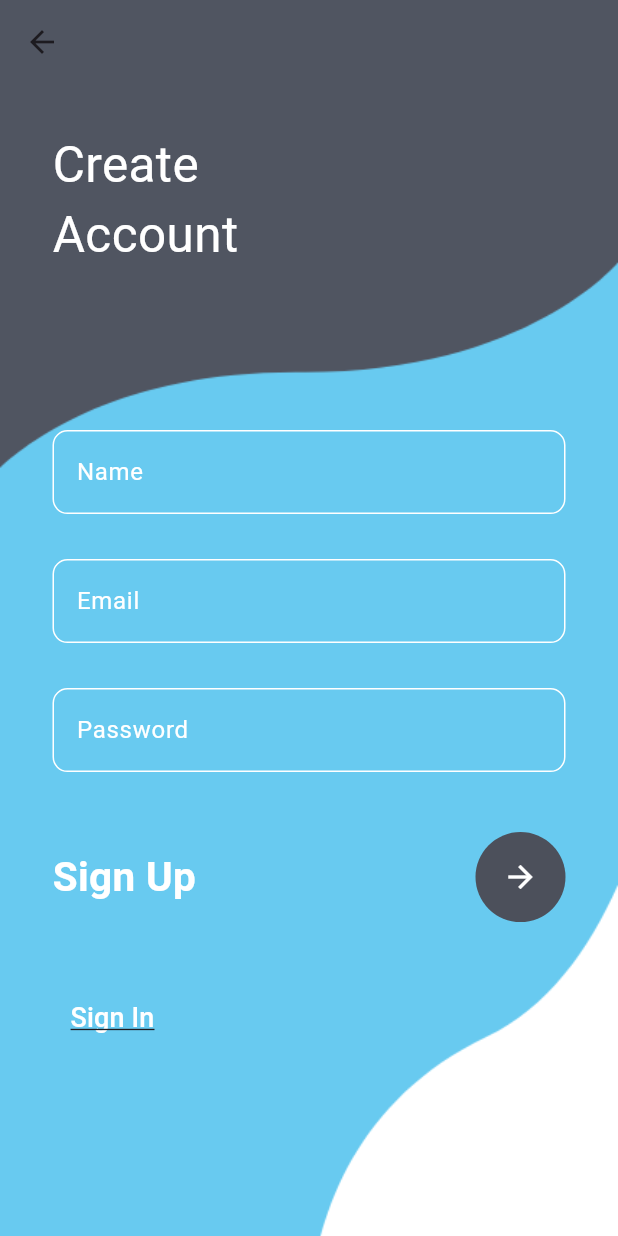
After one commit to AshuMokale/news_app, a Flutter app: the MyRegister screen opened by its route, on a phone screen of 412 x 824 dp. The commit adds this screen. Run offline on Flutter 3.47's test engine with Material 3 defaults, Android fonts, the phone set to English and light mode, and no system bars.

Commit message:
Added sign up button

```diff
--- /dev/null
+++ b/lib/Register.dart
@@ -0,0 +1,176 @@
+// ignore_for_file: file_names
+
+import 'package:flutter/material.dart';
+
+class MyRegister extends StatefulWidget {
+  const MyRegister({Key? key}) : super(key: key);
+
+  @override
+  // ignore: library_private_types_in_public_api
+  _MyRegisterState createState() => _MyRegisterState();
+}
+
+class _MyRegisterState extends State<MyRegister> {
+  @override
+  Widget build(BuildContext context) {
+    return Container(
+      decoration: const BoxDecoration(
+        image: DecorationImage(
+            image: AssetImage('assets/register.png'), fit: BoxFit.cover),
+      ),
+      child: Scaffold(
+        backgroundColor: Colors.transparent,
+        appBar: AppBar(
+          backgroundColor: Colors.transparent,
+          elevation: 0,
+        ),
+        body: Stack(
+          children: [
+            Container(
+              padding: const EdgeInsets.only(left: 35, top: 30),
+              child: const Text(
+                'Create\nAccount',
+                style: TextStyle(color: Colors.white, fontSize: 33),
+              ),
+            ),
+            SingleChildScrollView(
+              child: Container(
+                padding: EdgeInsets.only(
+                    top: MediaQuery.of(context).size.height * 0.28),
+                child: Column(
+                  crossAxisAlignment: CrossAxisAlignment.start,
+                  children: [
+                    Container(
+                      margin: const EdgeInsets.only(left: 35, right: 35),
+                      child: Column(
+                        children: [
+                          TextField(
+                            style: const TextStyle(color: Colors.white),
+                            decoration: InputDecoration(
+                                enabledBorder: OutlineInputBorder(
+                                  borderRadius: BorderRadius.circular(10),
+                                  borderSide: const BorderSide(
+                                    color: Colors.white,
+                                  ),
+                                ),
+                                focusedBorder: OutlineInputBorder(
+                                  borderRadius: BorderRadius.circular(10),
+                                  borderSide: const BorderSide(
+                                    color: Colors.black,
+                                  ),
+                                ),
+                                hintText: "Name",
+                                hintStyle: const TextStyle(color: Colors.white),
+                                border: OutlineInputBorder(
+                                  borderRadius: BorderRadius.circular(10),
+                                )),
+                          ),
+                          const SizedBox(
+                            height: 30,
+                          ),
+                          TextField(
+                            style: const TextStyle(color: Colors.white),
+                            decoration: InputDecoration(
+                                enabledBorder: OutlineInputBorder(
+                                  borderRadius: BorderRadius.circular(10),
+                                  borderSide: const BorderSide(
+                                    color: Colors.white,
+                                  ),
+                                ),
+                                focusedBorder: OutlineInputBorder(
+                                  borderRadius: BorderRadius.circular(10),
+                                  borderSide: const BorderSide(
+                                    color: Colors.black,
+                                  ),
+                                ),
+                                hintText: "Email",
+                                hintStyle: const TextStyle(color: Colors.white),
+                                border: OutlineInputBorder(
+                                  borderRadius: BorderRadius.circular(10),
+                                )),
+                          ),
+                          const SizedBox(
+                            height: 30,
+                          ),
+                          TextField(
+                            style: const TextStyle(color: Colors.white),
+                            obscureText: true,
+                            decoration: InputDecoration(
+                                enabledBorder: OutlineInputBorder(
+                                  borderRadius: BorderRadius.circular(10),
+                                  borderSide: const BorderSide(
+                                    color: Colors.white,
+                                  ),
+                                ),
+                                focusedBorder: OutlineInputBorder(
+                                  borderRadius: BorderRadius.circular(10),
+                                  borderSide:const BorderSide(
+                                    color: Colors.black,
+                                  ),
+                                ),
+                                hintText: "Password",
+                                hintStyle: const  TextStyle(color: Colors.white),
+                                border: OutlineInputBorder(
+                                  borderRadius: BorderRadius.circular(10),
+                                )),
+                          ),
+                          const SizedBox(
+                            height: 40,
+                          ),
+                          Row(
+                            mainAxisAlignment: MainAxisAlignment.spaceBetween,
+                            children: [
+                              const Text(
+                                'Sign Up',
+                                style: TextStyle(
+                                    color: Colors.white,
+                                    fontSize: 27,
+                                    fontWeight: FontWeight.w700),
+                              ),
+                              CircleAvatar(
+                                radius: 30,
+                                backgroundColor: const Color(0xff4c505b),
+                                child: IconButton(
+                                    color: Colors.white,
+                                    onPressed: () {},
+                                    icon: const Icon(
+                                      Icons.arrow_forward,
+                                    )),
+                              )
+                            ],
+                          ),
+                          const SizedBox(
+                            height: 40,
+                          ),
+                          Row(
+                            mainAxisAlignment: MainAxisAlignment.spaceBetween,
+                            children: [
+                              TextButton(
+                                onPressed: () {
+                                  Navigator.pushNamed(context, 'login');
+                                },
+                                child: const Text(
+                                  'Sign In',
+                                  textAlign: TextAlign.left,
+                                  style: TextStyle(
+                                      decoration: TextDecoration.underline,
+                                      color: Colors.white,
+                                      fontSize: 18),
+                                ),
+                                style: const ButtonStyle(),
+                              ),
+                            ],
+                          )
+                        ],
+                      ),
+                    )
+                  ],
+                ),
+              ),
+            ),
+          ],
+        ),
+      ),
+    );
+  }
+}
--- a/lib/login.dart
+++ b/lib/login.dart
@@ -54,10 +54,22 @@ class _MyLoginState extends State<MyLogin> {
                           border: OutlineInputBorder(
                               borderRadius: BorderRadius.circular(10))),
                     ),
-                    SizedBox(height: 10),
-                    ElevatedButton(onPressed: () {},
+                    const SizedBox(height: 10),
+                    ElevatedButton(
+                        style: ElevatedButton.styleFrom(
+                        minimumSize: Size(250,50),
+                        ),
+                        onPressed: () {},
 
-                        child: const Text("Login"))
+                        child: const Text("Login")),
+                    const SizedBox(height: 10),
+                    ElevatedButton(
+                        style: ElevatedButton.styleFrom(
+                          minimumSize: Size(250,50),
+                        ),
+                        onPressed: () {},
+
+                        child: const Text("Sign up"))
                   ],
                 ),
               ),
--- a/lib/main.dart
+++ b/lib/main.dart
@@ -1,6 +1,7 @@
 
 
 import 'package:flutter/material.dart';
+import 'package:news_app/Register.dart';
 import 'package:news_app/login.dart';
 
 
@@ -8,7 +9,10 @@ void main(){
   runApp(MaterialApp(
     debugShowCheckedModeBanner: false,
    initialRoute: 'login',
-    routes: { 'login': (context)=> const MyLogin()},
+    routes: {
+      'login': (context)=> const MyLogin(),
+      'Register': (context)=> const MyRegister(),
+    },
 
 
   ));
```
